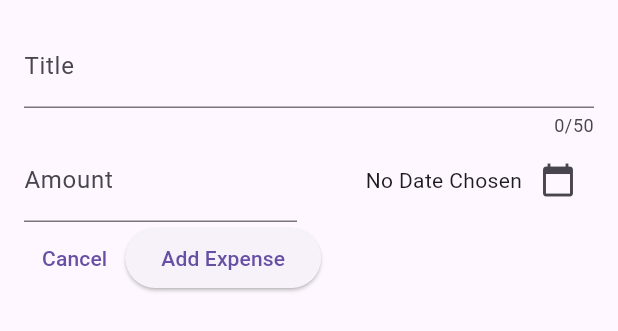
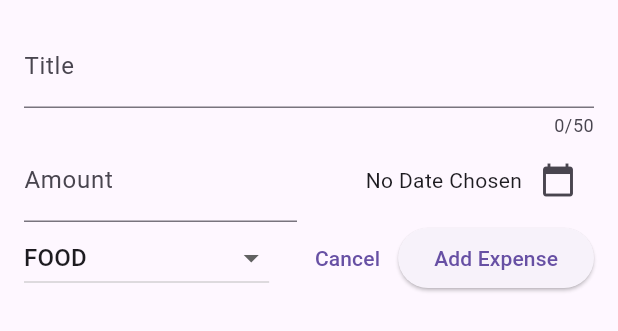
Before and after one commit to vohoangloc123/expense_tracker, a Flutter app: the NewExpense widget shown alone on an empty page, opened directly, on a phone screen of 412 x 824 dp. Shown: the top 331 px of the screen. Run offline on Flutter 3.47's test engine with Material 3 defaults, Android fonts, the phone set to English and light mode, and no system bars.

Commit message:
Added a Dropdown Button

```diff
--- a/lib/widgets/expenses_list/new_expense.dart
+++ b/lib/widgets/expenses_list/new_expense.dart
@@ -1,5 +1,7 @@
 import 'package:flutter/material.dart';
 import 'package:intl/intl.dart';
+
+import 'package:expense_tracker/models/expense.dart';
 
 final formatter = DateFormat.yMd();
 
@@ -17,6 +19,7 @@ class _NewExpenseState extends State<NewExpense> {
   final _amountController = TextEditingController();
   final _dateController = TextEditingController();
   DateTime? _selectedDate;
+  Category? _selectedCategory = Category.Food;
   void _saveTitleInput(String inputValue) {
     setState(() {
       _enteredTitle = inputValue;
@@ -91,6 +94,27 @@ class _NewExpenseState extends State<NewExpense> {
           ),
           Row(
             children: [
+              DropdownButton(
+                  value: _selectedCategory, //giá trị mặc định
+                  items: Category.values
+                      .map(
+                        (category) => DropdownMenuItem(
+                          value: category, //giá trị của mục
+                          child: Text(
+                            category.name.toUpperCase(),
+                          ),
+                        ),
+                      )
+                      .toList(),
+                  onChanged: (value) {
+                    setState(() {
+                      if (value == null) {
+                        return;
+                      }
+                      _selectedCategory = value;
+                    });
+                  }),
+              const Spacer(),
               TextButton(
                 onPressed: () => Navigator.pop(context, true),
                 child: const Text("Cancel"),
```
